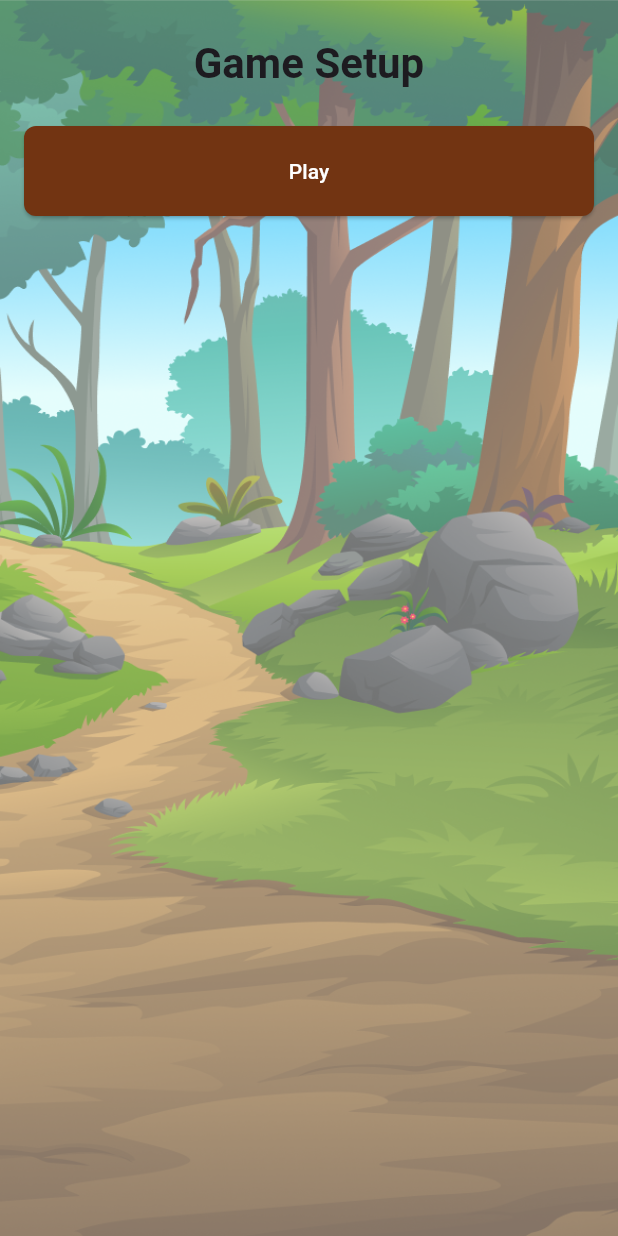
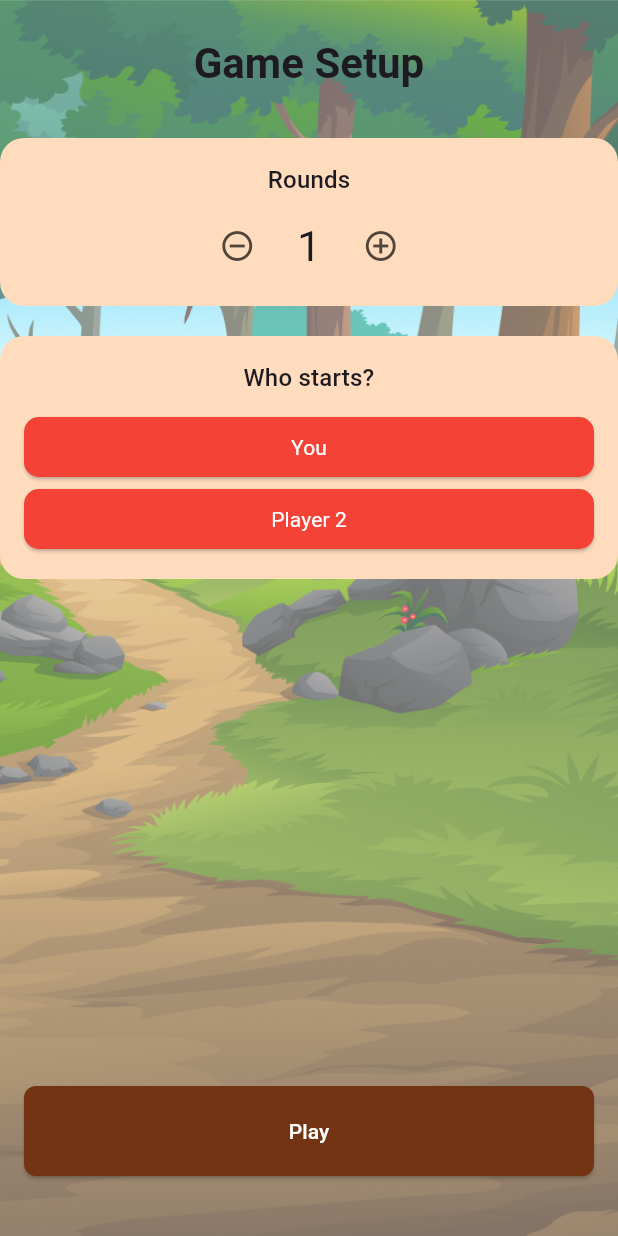
Before and after one commit to ANTONINEUTRON/shadow_boxing, a Flutter app: the GameConfigPage screen opened directly, on a phone screen of 412 x 824 dp. Run offline on Flutter 3.47's test engine with Material 3 defaults, Android fonts, the light colour scheme and no system bars; our stand-ins replace auto_route, equatable, flutter_bloc, google_fonts; Roboto replaces fonts that are missing (Merienda).

Commit message:
made some mistakes

```diff
--- a/lib/core/routes.dart
+++ b/lib/core/routes.dart
@@ -6,7 +6,7 @@ class AppRouter extends RootStackRouter {
   @override
   List<AutoRoute> get routes => [
     AutoRoute(page: HomeRoute.page, initial: true),
-    // AutoRoute(page: GameConfigRoute.page),
-    // AutoRoute(page: GamePlayRoute.page),
+    AutoRoute(page: GameConfigRoute.page),
+    AutoRoute(page: GamePlayRoute.page),
   ];
 }
--- a/lib/features/game/cubits/game_state.dart
+++ b/lib/features/game/cubits/game_state.dart
@@ -3,7 +3,7 @@ import 'package:shadow_boxing/data/enums/game_mode.dart';
 
 enum GameStatus {
   initial,
-  loading, // show processing sign
+  // loading, // show processing sign
   loaded, // show game screen with starting prompt
   playing, // user has clicked start button
   paused, // user has clicked pause button
@@ -12,22 +12,41 @@ enum GameStatus {
 }
 
 class GameState extends Equatable {
-  const GameState({
+  const GameState( {
+    this.gameStatus = GameStatus.initial,
     this.gameMode,
+    this.isPlayerOneStarting = true,
+    this.rounds = 1,this.notice = "Round 1",
   });
 
   final GameMode? gameMode;
+  final GameStatus gameStatus;
+  final bool isPlayerOneStarting;
+  final int rounds;
+  final String notice;
 
   @override
   List<Object?> get props => [
     gameMode,
+    gameStatus,
+    isPlayerOneStarting,
+    rounds,
+    notice,
   ];
 
   GameState copyWith({
     GameMode? gameMode,
+    GameStatus? gameStatus,
+    bool? isPlayerOneStarting,
+    int? rounds,
+    String? notice,
   }) {
     return GameState(
       gameMode: gameMode ?? this.gameMode,
+      gameStatus: gameStatus ?? this.gameStatus,
+      isPlayerOneStarting: isPlayerOneStarting ?? this.isPlayerOneStarting,
+      rounds: rounds ?? this.rounds,
+      notice: notice ?? this.notice,
     );
   }
 }
--- a/lib/features/game/page/game_config_page.dart
+++ b/lib/features/game/page/game_config_page.dart
@@ -2,6 +2,10 @@ import 'package:auto_route/annotations.dart';
 import 'package:auto_route/auto_route.dart';
 import 'package:flutter/material.dart';
 import 'package:flutter_bloc/flutter_bloc.dart';
+import 'package:shadow_boxing/core/routes.gr.dart';
+import 'package:shadow_boxing/features/game/cubits/game_cubit.dart';
+import 'package:shadow_boxing/features/game/widgets/player_selector.dart';
+import 'package:shadow_boxing/features/game/widgets/round_chooser.dart';
 import 'package:shadow_boxing/shared/widgets/base_scaffold.dart';
 import 'package:shadow_boxing/shared/widgets/custom_rect_button.dart';
 
@@ -14,13 +18,14 @@ class GameConfigPage extends StatefulWidget {
 }
 
 class _GameConfigPageState extends State<GameConfigPage> {
-  String userTheme = "";
-  int guesses = 3;
-  int gameDuration = 30;
+  // String userTheme = "";
+  // int gameDuration = 30;
+  int rounds = 1;
+  bool? isPlayerOneStarting;
 
   @override
   Widget build(BuildContext context) {
-    // var gameCubit = context.watch<GameCubit>();
+    var gameCubit = context.watch<GameCubit>();
     var isLoading = false;
 
     // switch (gameCubit.state.status) {
@@ -39,26 +44,28 @@ class _GameConfigPageState extends State<GameConfigPage> {
     // }
 
     return BaseScaffold(
-      child: SingleChildScrollView(
       child: Column(
         children: [
           Container(
             child: Text(
               "Game Setup",
-                style: Theme.of(context).textTheme.headlineMedium?.copyWith(
-                  fontWeight: FontWeight.bold,
+              style: Theme.of(
+                context,
+              ).textTheme.headlineMedium?.copyWith(fontWeight: FontWeight.bold),
             ),
           ),
+          SizedBox(height: 16),
+          SizedBox(height: 16),
+          RoundChooser(onGuessesChanged: (guess) => rounds = guess),
+          const SizedBox(height: 20),
+          PlayerSelector(
+            onPlayerSelected: (int player) {
+              // Handle player selection
+              isPlayerOneStarting = player == 1;
+            },
           ),
-            // SizedBox(height: 16),
-            // SelectDuration(
-            //   onDurationChanged: (duration) => gameDuration = duration,
-            // ),
-            // SizedBox(height: 16),
-            // SelectGuesses(onGuessesChanged: (guess) => guesses = guess),
-            // SizedBox(height: 16),
-            // GameConfigTextField(onThemeChanged: (theme) => userTheme = theme),
-            // SizedBox(height: 16),
+          SizedBox(height: 16),
+          Spacer(),
           Padding(
             padding: const EdgeInsets.all(16.0),
             child: CustomRectButton(
@@ -68,31 +75,24 @@ class _GameConfigPageState extends State<GameConfigPage> {
                   isLoading
                       ? null
                       : () {
-                          var error = _validateTheme(userTheme);
-
-                          if (error != null) {
+                        if (isPlayerOneStarting == null) {
                           ScaffoldMessenger.of(context).showSnackBar(
                             SnackBar(
-                                content: Text(error),
-                                backgroundColor:
-                                    Theme.of(context).colorScheme.error,
+                              content: Text('Please select who starts'),
                             ),
                           );
                           return;
-                          } else {
+                        }
                         // Initialize Game
-                            // gameCubit.initializeGame(
-                            //   userTheme,
-                            //   gameDuration,
-                            //   guesses,
-                            // );
-                            // context.router.push(GamePlayRoute());
-                          }
+                        gameCubit.initializeGame(
+                          gameRounds: rounds,
+                          isPlayerOneStarting: isPlayerOneStarting!,
+                        );
+                        context.router.push(GamePlayRoute());
                       },
             ),
           ),
         ],
-        ),
       ),
     );
   }
--- /dev/null
+++ b/lib/features/game/widgets/player_selector.dart
@@ -0,0 +1,105 @@
+
+import 'package:flutter/material.dart';
+
+class PlayerSelector extends StatefulWidget {
+  final Function(int) onPlayerSelected;
+
+  const PlayerSelector({Key? key, required this.onPlayerSelected})
+    : super(key: key);
+
+  @override
+  State<PlayerSelector> createState() => _PlayerSelectorState();
+}
+
+class _PlayerSelectorState extends State<PlayerSelector> {
+  int _selectedPlayer = 0;
+
+  @override
+  Widget build(BuildContext context) {
+    return Container(
+      width: MediaQuery.of(context).size.width,
+      padding: const EdgeInsets.all(16.0),
+      decoration: BoxDecoration(
+        color: Theme.of(context).colorScheme.primaryContainer,
+        borderRadius: BorderRadius.circular(16),
+      ),
+      child: Column(
+        crossAxisAlignment: CrossAxisAlignment.stretch,
+
+        children: [
+          Text(
+            'Who starts?',
+            textAlign: TextAlign.center,
+            style: Theme.of(context).textTheme.titleMedium,
+          ),
+          const SizedBox(height: 10),
+          Column(
+            mainAxisAlignment: MainAxisAlignment.center,
+            crossAxisAlignment: CrossAxisAlignment.stretch,
+            children: [
+              ElevatedButton(
+                style: ElevatedButton.styleFrom(
+                  shape: RoundedRectangleBorder(
+                    borderRadius: BorderRadius.circular(10),
+                  ),
+                  backgroundColor:
+                      _selectedPlayer == 1 ? Colors.green : Colors.red,
+                  padding: const EdgeInsets.symmetric(
+                    horizontal: 20,
+                    vertical: 10,
+                  ),
+                ),
+                onPressed: () {
+                  setState(() {
+                    _selectedPlayer = 1;
+                    widget.onPlayerSelected(1);
+                  });
+                },
+                child: Text(
+                  'You',
+                  style: TextStyle(
+                    color: Colors.white,
+                    fontWeight:
+                        _selectedPlayer == 1
+                            ? FontWeight.bold
+                            : FontWeight.normal,
+                  ),
+                ),
+              ),
+              const SizedBox(width: 20),
+              ElevatedButton(
+                style: ElevatedButton.styleFrom(
+                  shape: RoundedRectangleBorder(
+                    borderRadius: BorderRadius.circular(10),
+                  ),
+                  backgroundColor:
+                      _selectedPlayer == 2 ? Colors.green : Colors.red,
+                  padding: const EdgeInsets.symmetric(
+                    horizontal: 20,
+                    vertical: 10,
+                  ),
+                ),
+                onPressed: () {
+                  setState(() {
+                    _selectedPlayer = 2;
+                    widget.onPlayerSelected(2);
+                  });
+                },
+                child: Text(
+                  'Player 2',
+                  style: TextStyle(
+                    color: Colors.white,
+                    fontWeight:
+                        _selectedPlayer == 2
+                            ? FontWeight.bold
+                            : FontWeight.normal,
+                  ),
+                ),
+              ),
+            ],
+          ),
+        ],
+      ),
+    );
+  }
+}
--- /dev/null
+++ b/lib/features/game/widgets/round_chooser.dart
@@ -0,0 +1,69 @@
+import 'package:flutter/material.dart';
+
+class RoundChooser extends StatefulWidget {
+  const RoundChooser({
+    super.key,
+    required this.onGuessesChanged,
+  });
+  final Function(int) onGuessesChanged;
+
+  @override
+  State<RoundChooser> createState() => _RoundChooserState();
+}
+
+class _RoundChooserState extends State<RoundChooser> {
+  int _guesses = 1;
+
+  void _increment() {
+    if (_guesses < 10) {
+      setState(() => _guesses++);
+      widget.onGuessesChanged(_guesses);
+    }
+  }
+
+  void _decrement() {
+    if (_guesses > 1) {
+      setState(() => _guesses--);
+      widget.onGuessesChanged(_guesses);
+    }
+  }
+
+  @override
+  Widget build(BuildContext context) {
+    return Container(
+      padding: const EdgeInsets.all(16.0),
+      decoration: BoxDecoration(
+        color: Theme.of(context).colorScheme.primaryContainer,
+        borderRadius: BorderRadius.circular(16),
+      ),
+      child: Column(
+        children: [
+          Text(
+            'Rounds',
+            style: Theme.of(context).textTheme.titleMedium,
+          ),
+          SizedBox(height: 8),
+          Row(
+            mainAxisAlignment: MainAxisAlignment.center,
+            children: [
+              IconButton(
+                onPressed: _decrement,
+                icon: Icon(Icons.remove_circle_outline),
+              ),
+              SizedBox(width: 16),
+              Text(
+                _guesses.toString(),
+                style: Theme.of(context).textTheme.headlineMedium,
+              ),
+              SizedBox(width: 16),
+              IconButton(
+                onPressed: _increment,
+                icon: Icon(Icons.add_circle_outline),
+              ),
+            ],
+          ),
+        ],
+      ),
+    );
+  }
+}
```
Also changed, not shown: lib/features/game/cubits/game_cubit.dart (+13 -1 lines), lib/features/game/page/game_play.dart (+7 -21 lines), lib/features/game/widgets/play_container.dart (added, +236 -0 lines), lib/features/game/widgets/top_notice.dart (added, +61 -0 lines), 29 other files. Lines whose indentation alone changed are shown as unchanged.
